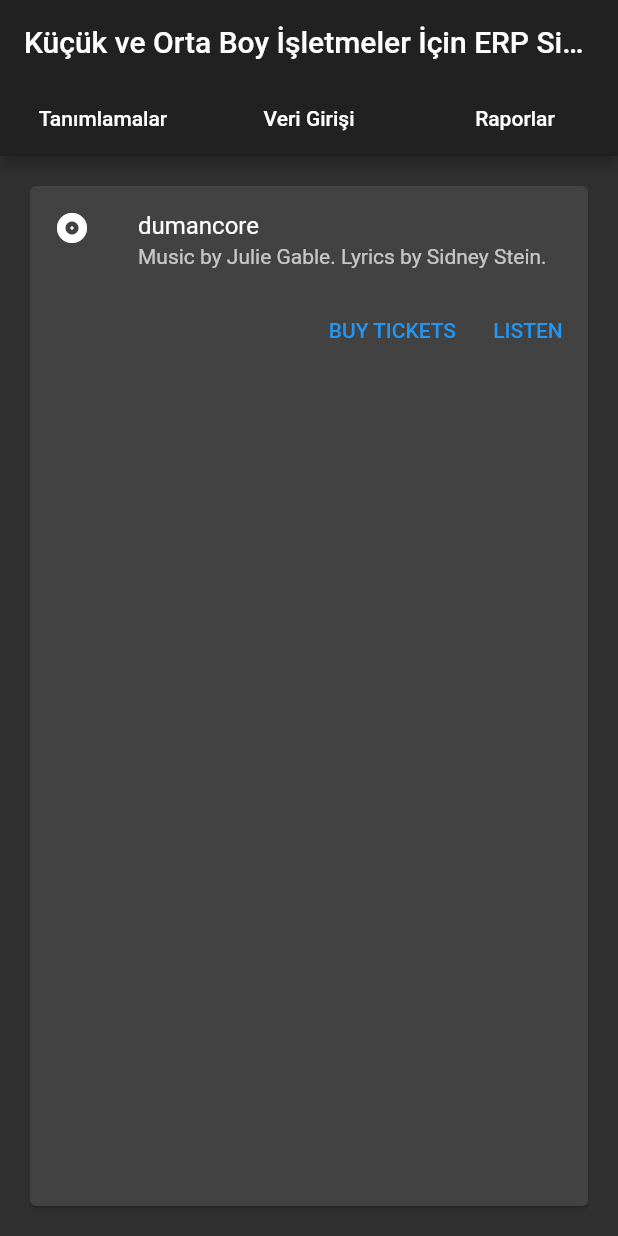
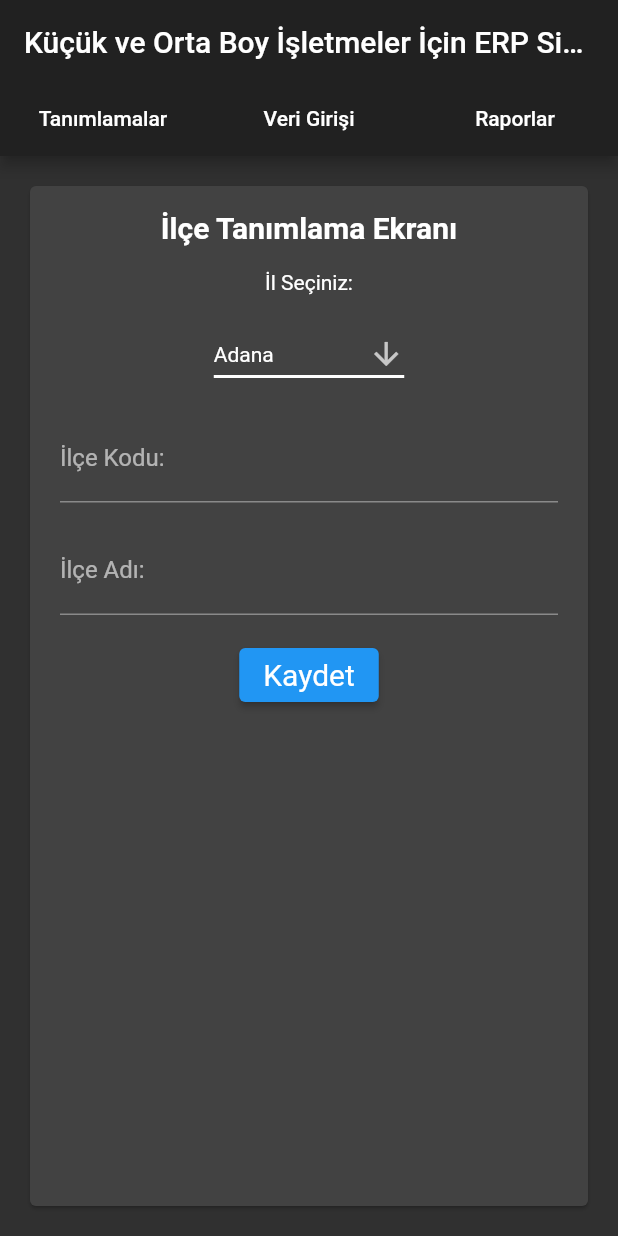
Before and after one commit to miragessee/FlutterERP, a Flutter app: the screen it shows after launch, swiped to page 3, on a phone screen of 412 x 824 dp. Run offline on Flutter 3.47's test engine with Material 2 defaults, Android fonts, the light colour scheme and no system bars.

Commit message:
İlçe sayfasi eklendi

```diff
--- a/lib/main.dart
+++ b/lib/main.dart
@@ -355,33 +355,119 @@ class _MyHomePageState extends State<MyHomePage> {
               child: Column(
                 mainAxisSize: MainAxisSize.min,
                 children: <Widget>[
-                  const ListTile(
-                    leading: Icon(Icons.album),
-                    title: Text('dumancore'),
-                    subtitle:
-                        Text('Music by Julie Gable. Lyrics by Sidney Stein.'),
+                  ListTile(
+                    title: Center(
+                        child: Text('İlçe Tanımlama Ekranı',
+                            style: Theme.of(context)
+                                .textTheme
+                                .headline6!
+                                .copyWith(fontWeight: FontWeight.bold))),
                   ),
                   Row(
-                    mainAxisAlignment: MainAxisAlignment.end,
+                    mainAxisAlignment: MainAxisAlignment.center,
                     children: <Widget>[
-                      TextButton(
-                        child: const Text('BUY TICKETS'),
-                        onPressed: () {/* ... */},
+                      Flexible(
+                        child: Container(
+                          width: MediaQuery.of(context).size.width,
+                          margin: const EdgeInsets.only(
+                              left: 20.0, right: 20.0),
+                          child: Column(
+                            children: [
+                              Text('İl Seçiniz:'),
+                              const SizedBox(height: 16),
+                              MyStatefulWidget(),
+                              const SizedBox(height: 16),
+                              TextFormField(
+                                readOnly: false,
+                                decoration: const InputDecoration(
+                                  labelText: 'İlçe Kodu:',
+                                ),
+                                validator: (value) {
+                                  if (value!.isEmpty) {
+                                    return 'Lütfen İlçe Kodu giriniz';
+                                  }
+                                  return null;
+                                },
+                              ),
+                              const SizedBox(height: 16),
+                              TextFormField(
+                                readOnly: false,
+                                decoration: const InputDecoration(
+                                  labelText: 'İlçe Adı:',
+                                ),
+                                validator: (value) {
+                                  if (value!.isEmpty) {
+                                    return 'Lütfen İlçe Adı giriniz';
+                                  }
+                                  return null;
+                                },
+                              ),
+                              const SizedBox(height: 16),
+                              ElevatedButton(
+                                style: style,
+                                onPressed: () {},
+                                child: const Text('Kaydet'),
+                              ),
+                            ],
+                          ),
+                        ),
                       ),
-                      const SizedBox(width: 8),
-                      TextButton(
-                        child: const Text('LISTEN'),
-                        onPressed: () {/* ... */},
-                      ),
-                      const SizedBox(width: 8),
                     ],
                   ),
                 ],
               ),
-            ), // page2
+            ),
           ],
         ),
       ),
     );
   }
 }
+
+/// This is the stateful widget that the main application instantiates.
+class MyStatefulWidget extends StatefulWidget {
+  const MyStatefulWidget({Key? key}) : super(key: key);
+
+  @override
+  State<MyStatefulWidget> createState() => _MyStatefulWidgetState();
+}
+
+/// This is the private State class that goes with MyStatefulWidget.
+class _MyStatefulWidgetState extends State<MyStatefulWidget> {
+  String dropdownValue = 'Adana';
+
+  @override
+  Widget build(BuildContext context) {
+    return DropdownButton<String>(
+      value: dropdownValue,
+      icon: const Icon(Icons.arrow_downward),
+      iconSize: 24,
+      elevation: 16,
+      style: const TextStyle(color: Colors.white),
+      underline: Container(
+        height: 2,
+        color: Colors.white,
+      ),
+      onChanged: (String? newValue) {
+        setState(() {
+          dropdownValue = newValue!;
+        });
+      },
+      items: <String>['Adana','Adıyaman', 'Afyon', 'Ağrı', 'Amasya', 'Ankara', 'Antalya', 'Artvin',
+        'Aydın', 'Balıkesir','Bilecik', 'Bingöl', 'Bitlis', 'Bolu', 'Burdur', 'Bursa', 'Çanakkale',
+        'Çankırı', 'Çorum','Denizli','Diyarbakır', 'Edirne', 'Elazığ', 'Erzincan', 'Erzurum ', 'Eskişehir',
+        'Gaziantep', 'Giresun','Gümüşhane', 'Hakkari', 'Hatay', 'Isparta', 'Mersin', 'İstanbul', 'İzmir',
+        'Kars', 'Kastamonu', 'Kayseri','Kırklareli', 'Kırşehir', 'Kocaeli', 'Konya', 'Kütahya ', 'Malatya',
+        'Manisa', 'Kahramanmaraş', 'Mardin', 'Muğla', 'Muş', 'Nevşehir', 'Niğde', 'Ordu', 'Rize', 'Sakarya',
+        'Samsun', 'Siirt', 'Sinop', 'Sivas', 'Tekirdağ', 'Tokat', 'Trabzon  ', 'Tunceli', 'Şanlıurfa', 'Uşak',
+        'Van', 'Yozgat', 'Zonguldak', 'Aksaray', 'Bayburt ', 'Karaman', 'Kırıkkale', 'Batman', 'Şırnak',
+        'Bartın', 'Ardahan', 'Iğdır', 'Yalova', 'Karabük ', 'Kilis', 'Osmaniye ', 'Düzce']
+          .map<DropdownMenuItem<String>>((String value) {
+        return DropdownMenuItem<String>(
+          value: value,
+          child: Text(value),
+        );
+      }).toList(),
+    );
+  }
+}
```
